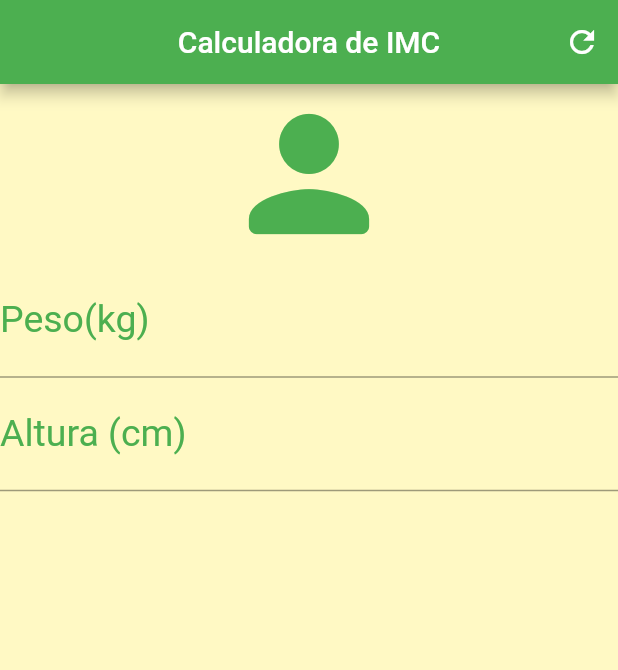
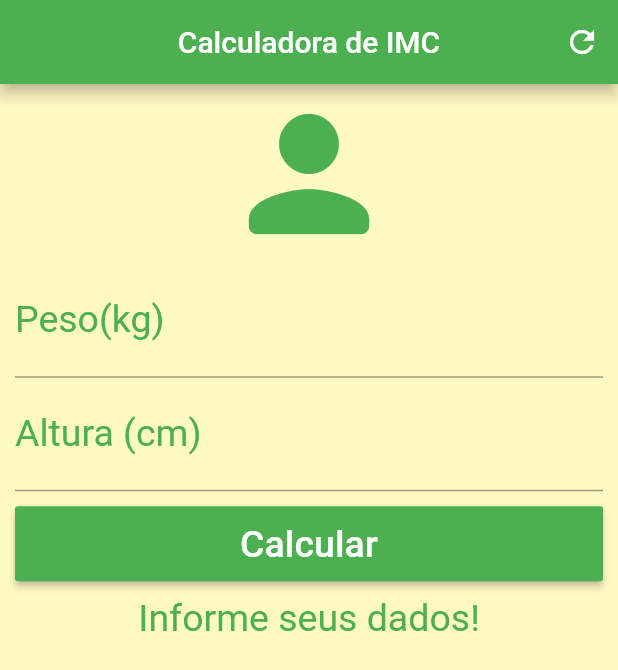
Before and after one commit to EmanuelDms/CalculadoraIMC, a Flutter app: the screen it shows after launch, after a tap on the "refresh" icon, on a phone screen of 412 x 824 dp. Shown: the top 670 px of the screen. Run offline on Flutter 3.47's test engine with Material 2 defaults, Android fonts, the phone set to English and light mode, and no system bars.

Commit message:
feat: ScrollView, RaisedButton, Controller e Cálculos (#1) * Scroll para quando a tela expandir; * RaisedButton sendo o Botão para calcular; * Controller para capturar valores; * Iniciando cálculos de IMC e Condições #1; Adicionando estilizações extras;

```diff
--- /dev/null
+++ b/lib/app_screens/index.dart
@@ -0,0 +1,103 @@
+import 'package:flutter/material.dart';
+
+class Home extends StatefulWidget {
+  @override
+  _HomeState createState() => _HomeState();
+}
+
+class _HomeState extends State<Home> {
+  // Controladores para capturar valores
+  TextEditingController weightController = TextEditingController();
+  TextEditingController heightController = TextEditingController();
+
+  String _infoText = "Informe seus dados!";
+
+  void _resetFields() {
+    weightController.text = "";
+    heightController.text = "";
+    setState(() {
+      _infoText = "Informe seus dados!";
+      // _formKey = GlobalKey<FormState>();
+    });
+  }
+
+  void calculate() {
+    setState(() {
+      double weight = double.parse(weightController.text);
+      double height = double.parse(heightController.text) / 100;
+      double imc = weight / (height * height);
+      if (imc < 18.6) {
+        _infoText = "Abaixo do Peso (${imc.toStringAsPrecision(4)})";
+      }
+    });
+  }
+
+  @override
+  Widget build(BuildContext context) {
+    return Scaffold(
+      appBar: AppBar(
+        title: Text(
+          "Calculadora de IMC",
+        ),
+        backgroundColor: Colors.green,
+        centerTitle: true,
+        /* ações */
+        actions: <Widget>[
+          IconButton(icon: Icon(Icons.refresh), onPressed: _resetFields)
+        ],
+      ),
+      backgroundColor: Colors.yellow[100],
+      body: SingleChildScrollView(
+        padding: EdgeInsets.fromLTRB(10.0, 0.0, 10.0, 0.0),
+        child: Column(
+          crossAxisAlignment: CrossAxisAlignment.stretch,
+          children: <Widget>[
+            Icon(
+              Icons.person_rounded,
+              size: 120.0,
+              color: Colors.green,
+            ),
+            /* Input Field Number */
+            TextField(
+              keyboardType: TextInputType.number,
+              decoration: InputDecoration(
+                labelText: 'Peso(kg)',
+                labelStyle: TextStyle(color: Colors.green),
+              ),
+              textAlign: TextAlign.center,
+              style: TextStyle(color: Colors.green, fontSize: 25.0),
+              controller: weightController,
+            ),
+            TextField(
+              keyboardType: TextInputType.number,
+              decoration: InputDecoration(
+                labelText: 'Altura (cm)',
+                labelStyle: TextStyle(color: Colors.green),
+              ),
+              textAlign: TextAlign.center,
+              style: TextStyle(color: Colors.green, fontSize: 25.0),
+              controller: heightController,
+            ),
+            Container(
+              margin: const EdgeInsets.only(top: 10.0, bottom: 10.0),
+              height: 50.0,
+              child: RaisedButton(
+                onPressed: calculate,
+                child: Text(
+                  "Calcular",
+                  style: TextStyle(color: Colors.white, fontSize: 25.0),
+                ),
+                color: Colors.green,
+              ),
+            ),
+            Text(
+              _infoText,
+              textAlign: TextAlign.center,
+              style: TextStyle(color: Colors.green, fontSize: 25.0),
+            ),
+          ],
+        ),
+      ),
+    );
+  }
+}
--- a/lib/main.dart
+++ b/lib/main.dart
@@ -1,61 +1,8 @@
 import 'package:flutter/material.dart';
+import './app_screens/index.dart';
 
 void main() {
   runApp(MaterialApp(
     home: Home(),
   ));
 }
-
-class Home extends StatefulWidget {
-  @override
-  _HomeState createState() => _HomeState();
-}
-
-class _HomeState extends State<Home> {
-  @override
-  Widget build(BuildContext context) {
-    return Scaffold(
-      appBar: AppBar(
-        title: Text(
-          "Calculadora de IMC",
-        ),
-        backgroundColor: Colors.green,
-        centerTitle: true,
-        /* ações */
-        actions: <Widget>[
-          IconButton(icon: Icon(Icons.refresh), onPressed: () {})
-        ],
-      ),
-      backgroundColor: Colors.yellow[100],
-      body: Column(
-        crossAxisAlignment: CrossAxisAlignment.stretch,
-        children: <Widget>[
-          Icon(
-            Icons.person_rounded,
-            size: 120.0,
-            color: Colors.green,
-          ),
-          /* Input Field Number */
-          TextField(
-            keyboardType: TextInputType.number,
-            decoration: InputDecoration(
-              labelText: 'Peso(kg)',
-              labelStyle: TextStyle(color: Colors.green),
-            ),
-            textAlign: TextAlign.center,
-            style: TextStyle(color: Colors.green, fontSize: 25.0),
-          ),
-          TextField(
-            keyboardType: TextInputType.number,
-            decoration: InputDecoration(
-              labelText: 'Altura (cm)',
-              labelStyle: TextStyle(color: Colors.green),
-            ),
-            textAlign: TextAlign.center,
-            style: TextStyle(color: Colors.green, fontSize: 25.0),
-          ),
-        ],
-      ),
-    );
-  }
-}
```
